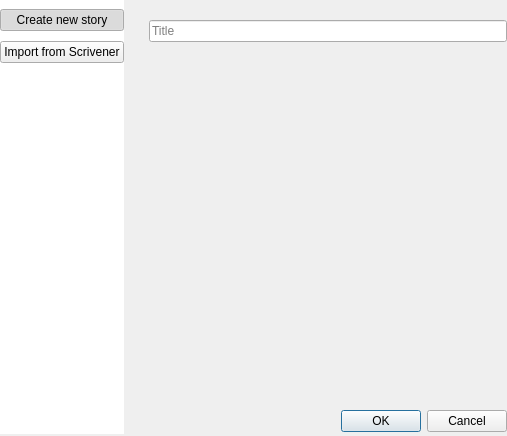
The window that ui/story_creation_dialog.ui (zkovari/plotlyst) describes before a commit, drawn with Qt 5.
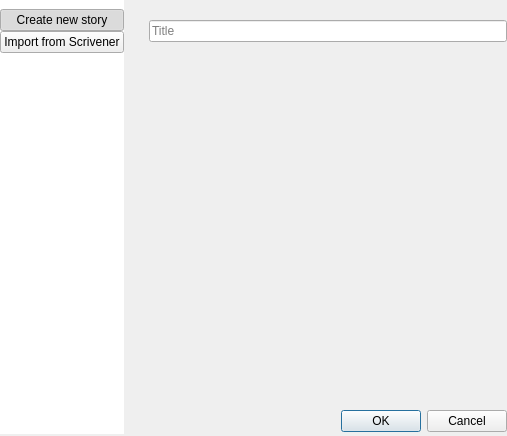
The same window after the commit. The open tabs and pages were chosen to show the change. Custom widgets are drawn as their Qt base class.

Commit message: Main sidebar nav button from home views

The edit to the form file:
```diff
--- a/ui/story_creation_dialog.ui
+++ b/ui/story_creation_dialog.ui
@@ -52,7 +52,7 @@
        </property>
        <layout class="QVBoxLayout" name="verticalLayout">
         <property name="spacing">
-         <number>4</number>
+         <number>0</number>
         </property>
         <property name="leftMargin">
          <number>0</number>
@@ -82,22 +82,6 @@
           </attribute>
          </widget>
         </item>
-        <item>
-         <spacer name="verticalSpacer_4">
-          <property name="orientation">
-           <enum>Qt::Vertical</enum>
-          </property>
-          <property name="sizeType">
-           <enum>QSizePolicy::Fixed</enum>
-          </property>
-          <property name="sizeHint" stdset="0">
-           <size>
-            <width>20</width>
-            <height>6</height>
-           </size>
-          </property>
-         </spacer>
-        </item>
         <item>
          <widget class="QPushButton" name="btnScrivener">
           <property name="cursor">
```
Left out of the diff: 11 changed lines with no effect on the pictures. The commit also changes 2 other files.
